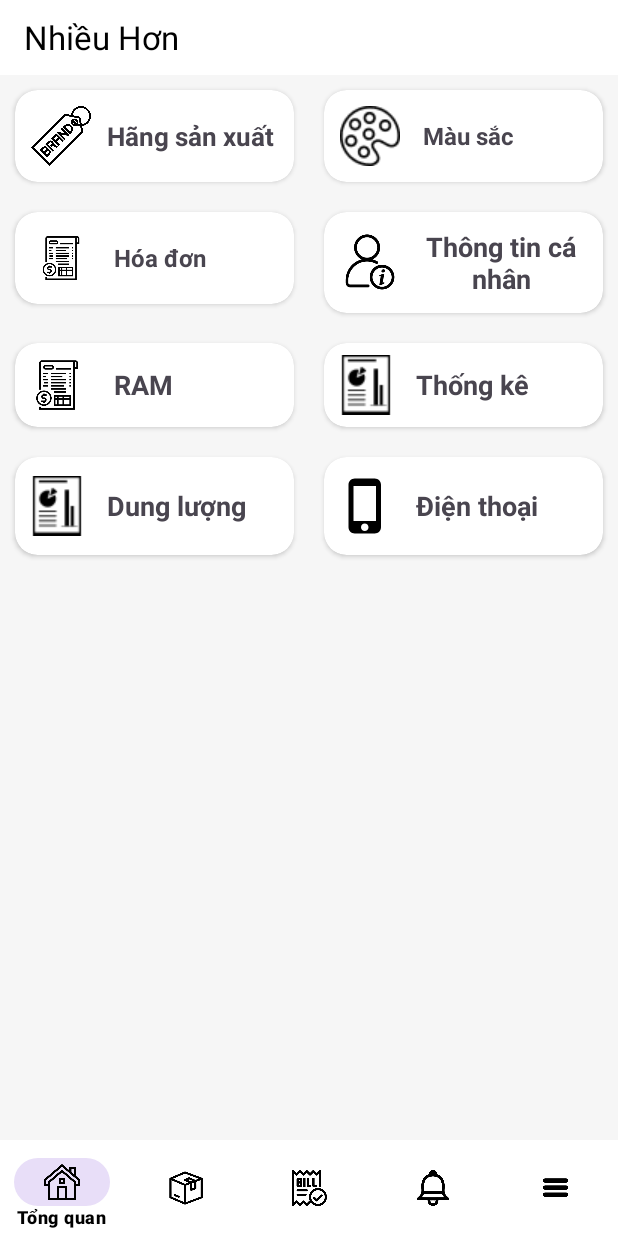
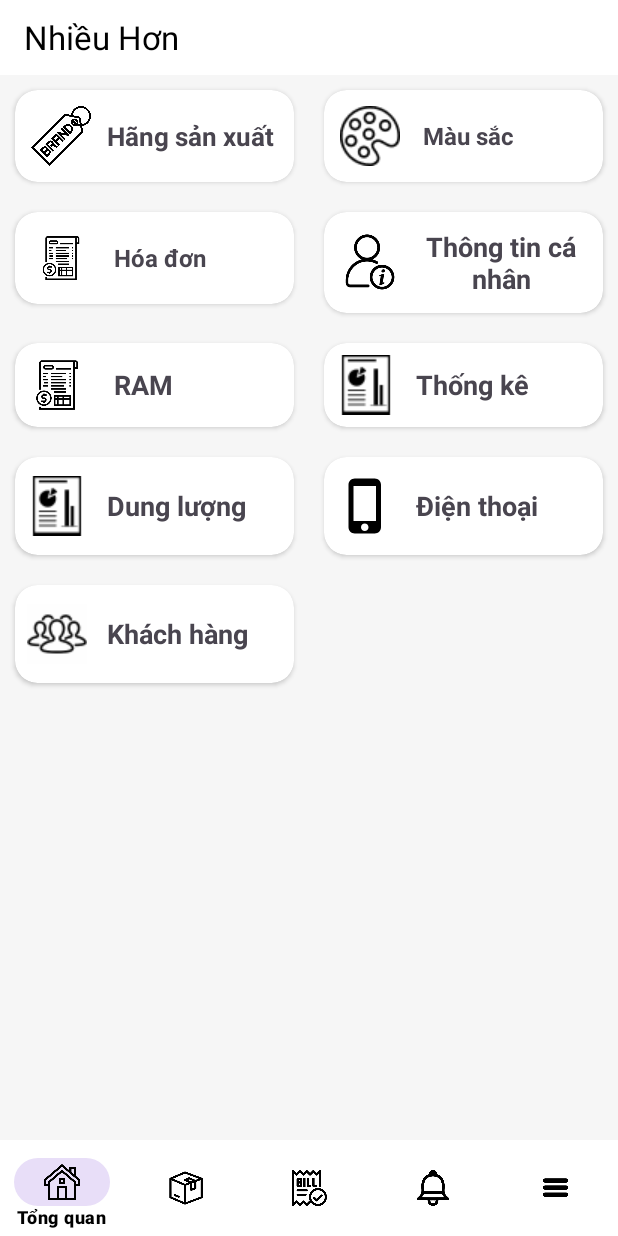
Before and after one commit to NgoThiNguyetHa/DATN_PhoneHouse, an Android app: the fragment MoreFragment placed in its activity, on a phone screen of 412 x 824 dp. Run offline under Robolectric (Android 15) with nearby library versions, the phone set to English and light mode, and no system bars; libraries missing offline, so code that uses them is left out: com.github.mikephil.charting.

Commit message:
Hiển thị danh sách khách hàng đã mua của Cửa hàng

```diff
--- /dev/null
+++ b/AppCuaHang/app/src/main/java/com/example/appcuahang/api/ApiClientService.java
@@ -0,0 +1,19 @@
+package com.example.appcuahang.api;
+
+import com.example.appcuahang.model.Client;
+import com.example.appcuahang.model.DungLuong;
+
+import java.util.List;
+
+import retrofit2.Call;
+import retrofit2.http.GET;
+import retrofit2.http.Path;
+
+public interface ApiClientService {
+
+    @GET("khachhangs/getKhachHangTheoCuaHang/{id}")
+    Call<List<Client>> getClient(@Path("id") String id);
+
+
+
+}
--- a/AppCuaHang/app/src/main/java/com/example/appcuahang/fragment/DungLuongFragament.java
+++ b/AppCuaHang/app/src/main/java/com/example/appcuahang/fragment/DungLuongFragament.java
@@ -135,6 +135,7 @@ public class DungLuongFragament extends Fragment {
         window.setAttributes(windowAttributes);
 
         edDungLuong = view.findViewById(R.id.dl_dungLuong_edTenDungLuong);
+
         Button btnSave = view.findViewById(R.id.dl_dungLuong_btnSave);
         TextView tvTitle = view.findViewById(R.id.dl_dungLuong_tvTitle);
         ImageView imgView = view.findViewById(R.id.dl_dungLuong_imageView);
@@ -174,7 +175,7 @@ public class DungLuongFragament extends Fragment {
             }
         });
 
-    }
+   }
     public void onCreateOptionsMenu(@NonNull Menu menu, @NonNull MenuInflater inflater) {
         inflater.inflate(R.menu.dialog,menu);
         super.onCreateOptionsMenu(menu, inflater);
@@ -251,7 +252,7 @@ public class DungLuongFragament extends Fragment {
             edDungLuong.setError("Phải nhập là số!!");
             return false;
         }
-
+//
 //        if( edGiaTien.getText().toString().isEmpty()){
 //            edGiaTien.setError("Không được để trống!!");
 //            return false;
--- a/AppCuaHang/app/src/main/java/com/example/appcuahang/fragment/MoreFragment.java
+++ b/AppCuaHang/app/src/main/java/com/example/appcuahang/fragment/MoreFragment.java
@@ -25,7 +25,7 @@ import com.example.appcuahang.R;
 public class MoreFragment extends Fragment {
 
     //    CardView cv_hangSanXuat, cv_hoaDon , cv_ThongTinCaNhan;
-    CardView cv_hangSanXuat, cv_hoaDon, cv_mau, cv_loaiRam, cv_ThongTinCaNhan, cv_thongKe, cv_DungLuong , cv_dienThoai;
+    CardView cv_hangSanXuat, cv_hoaDon, cv_mau, cv_loaiRam, cv_ThongTinCaNhan, cv_thongKe, cv_DungLuong , cv_dienThoai, cv_client;
 
     //    CardView cv_hangSanXuat, cv_hoaDon , cv_ThongTinCaNhan;
 
@@ -58,6 +58,8 @@ public class MoreFragment extends Fragment {
         cv_loaiRam = view.findViewById(R.id.cv_loaiRam);
         cv_mau = view.findViewById(R.id.cv_mau);
         cv_dienThoai = view.findViewById(R.id.cv_dienThoai);
+        cv_client = view.findViewById(R.id.cv_client);
+
     }
 
     private void action() {
@@ -110,6 +112,12 @@ public class MoreFragment extends Fragment {
                replaceFragment(new PhoneFragment());
             }
         });
+        cv_client.setOnClickListener(new View.OnClickListener() {
+            @Override
+            public void onClick(View v) {
+                replaceFragment(new ClientFragment());
+            }
+        });
     }
 
     private void replaceFragment(Fragment fragment) {
--- /dev/null
+++ b/AppCuaHang/app/src/main/java/com/example/appcuahang/interface_adapter/interface_adapter/IItemClientListenner.java
@@ -0,0 +1,5 @@
+package com.example.appcuahang.interface_adapter.interface_adapter;
+
+public interface IItemClientListenner {
+    public void showDetail(String idClient);
+}
--- a/AppCuaHang/app/src/main/res/layout/fragment_more.xml
+++ b/AppCuaHang/app/src/main/res/layout/fragment_more.xml
@@ -239,6 +239,33 @@
                         android:textStyle="bold" />
                 </LinearLayout>
             </androidx.cardview.widget.CardView>
+
+            <androidx.cardview.widget.CardView
+                android:id="@+id/cv_client"
+                android:layout_width="0dp"
+                android:layout_height="65dp"
+                android:layout_columnWeight="1"
+                android:layout_margin="10dp"
+                app:cardCornerRadius="15dp">
+                <LinearLayout
+                    android:layout_width="match_parent"
+                    android:layout_height="match_parent"
+                    android:gravity="center_vertical"
+                    android:orientation="horizontal">
+                    <ImageView
+                        android:layout_width="40dp"
+                        android:layout_height="40dp"
+                        android:layout_margin="8dp"
+                        android:src="@drawable/client" />
+                    <TextView
+                        android:layout_width="wrap_content"
+                        android:layout_height="wrap_content"
+                        android:layout_margin="5dp"
+                        android:text="Khách hàng"
+                        android:textSize="18dp"
+                        android:textStyle="bold" />
+                </LinearLayout>
+            </androidx.cardview.widget.CardView>
         </GridLayout>
 
     </LinearLayout>
```
Also changed, not shown: AppCuaHang/app/src/main/java/com/example/appcuahang/adapter/ClientAdapter.java (added, +69 -0 lines), AppCuaHang/app/src/main/java/com/example/appcuahang/api/ApiRetrofit.java (+23 -2 lines), AppCuaHang/app/src/main/java/com/example/appcuahang/fragment/ClientFragment.java (added, +103 -0 lines), AppCuaHang/app/src/main/res/layout/fragment_client.xml (renamed from AppCuaHang/app/src/main/res/layout/fragment_dungluong.xml, +6 -6 lines), AppCuaHang/app/src/main/res/layout/item_client.xml (added, +47 -0 lines), AppCuaHang/app/src/main/res/drawable/client.png (added).
